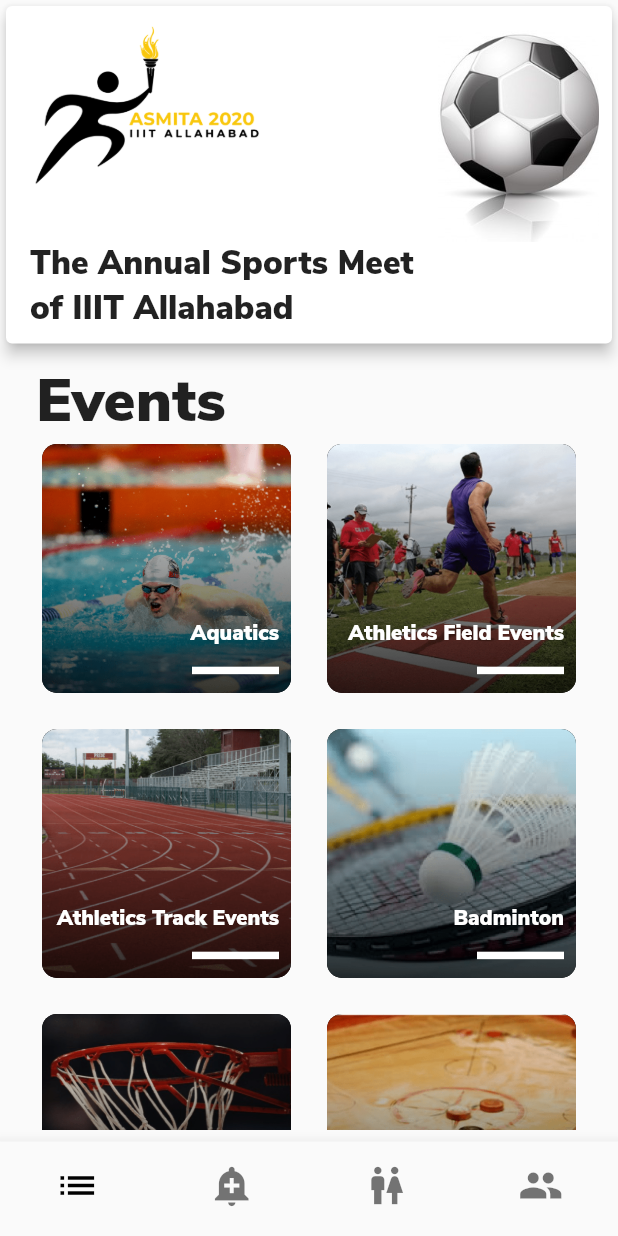
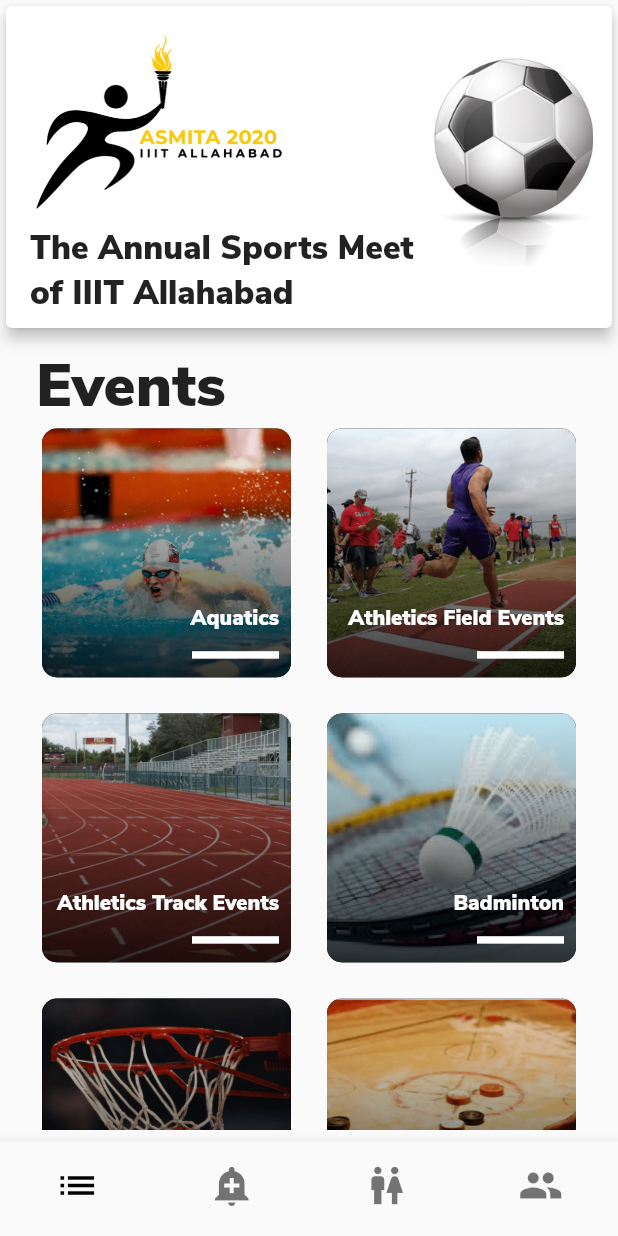
Before and after one commit to harchani-ritik/asmita_flutter, a Flutter app: the screen it shows after launch, on a phone screen of 412 x 824 dp. Run offline on Flutter 3.47's test engine with Material 2 defaults, Android fonts, the phone set to English and light mode, and no system bars; our stand-ins replace animated_text_kit, cloud_firestore, firebase_messaging, modal_progress_hud; missing offline and left inert: flutter_plugin_pdf_viewer; accounts and stored records are empty.

Commit message:
Ui (#9)
* data updates

* adjustments

```diff
--- a/lib/components/title_card.dart
+++ b/lib/components/title_card.dart
@@ -15,15 +15,15 @@ class TitleCard extends StatelessWidget {
             crossAxisAlignment: CrossAxisAlignment.start,
             children: <Widget>[
               Padding(
-                padding: EdgeInsets.symmetric(horizontal: 16,vertical: 0),
+                padding: EdgeInsets.fromLTRB(16, 16, 8, 0),
                 child: Image(
-                  height: _screenHeight/672*128,
-                  image: AssetImage('images/asmita_new.png'),
+                  height: _screenHeight/672*100,
+                  image: AssetImage('images/asmita_neww.png'),
                   fit: BoxFit.cover,
                 ),
               ),
               Padding(
-                padding: EdgeInsets.fromLTRB(16, 0, 8, 8),
+                padding: EdgeInsets.fromLTRB(16, 8, 0, 8),
                 child: Text(
                   'The Annual Sports Meet\nof IIIT Allahabad',
                   style: TextStyle(fontSize: _screenHeight/672*18 ,),
@@ -33,7 +33,7 @@ class TitleCard extends StatelessWidget {
           ),
           Expanded(
             child: Padding(
-              padding: EdgeInsets.fromLTRB(0, 16, 0, 0),
+              padding: EdgeInsets.fromLTRB(0, 32, 0, 0),
               child: Image(
               height: _screenHeight/672*115,
               image: AssetImage('images/soccerr.jpg') ,
```
Also changed, not shown: images/asmita_neww.png (added).
